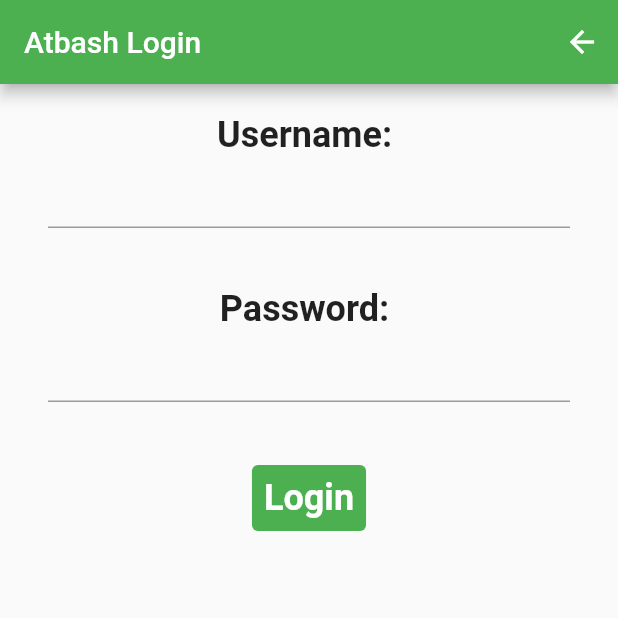
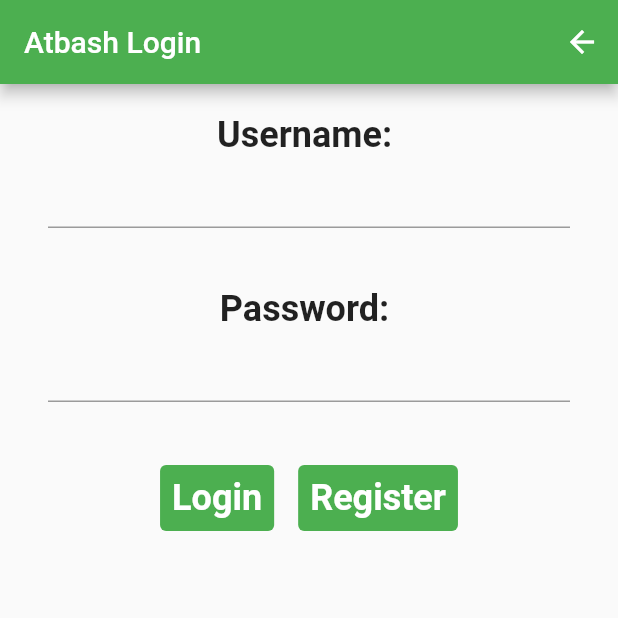
Before and after one commit to COS301-SE-2021/Atbash, a Flutter app: the screen it shows after launch, on a phone screen of 412 x 824 dp, the top half of it. Run offline on Flutter 3.47's test engine with Material 2 defaults, Android fonts, the phone set to English and light mode, and no system bars.

Commit message:
Added a Register button for the LoginScreen.dart class, Joshua Reddy

```diff
--- a/mobile/lib/LoginScreen.dart
+++ b/mobile/lib/LoginScreen.dart
@@ -62,7 +62,22 @@ class LoginScreen extends StatelessWidget {
                             MaterialStateProperty.all<Color>(Colors.green)),
                   ),
                 ),
-
+                Container(
+                  margin: EdgeInsets.symmetric(horizontal: 8.0),
+                  child: TextButton(
+                    onPressed: () {},
+                    child: Text(
+                      "Register",
+                      style: TextStyle(
+                          fontSize: 24.0,
+                          fontWeight: FontWeight.bold,
+                          color: Colors.white),
+                    ),
+                    style: ButtonStyle(
+                        backgroundColor:
+                            MaterialStateProperty.all<Color>(Colors.green)),
+                  ),
+                ),
               ],
             ),
           ),
```
